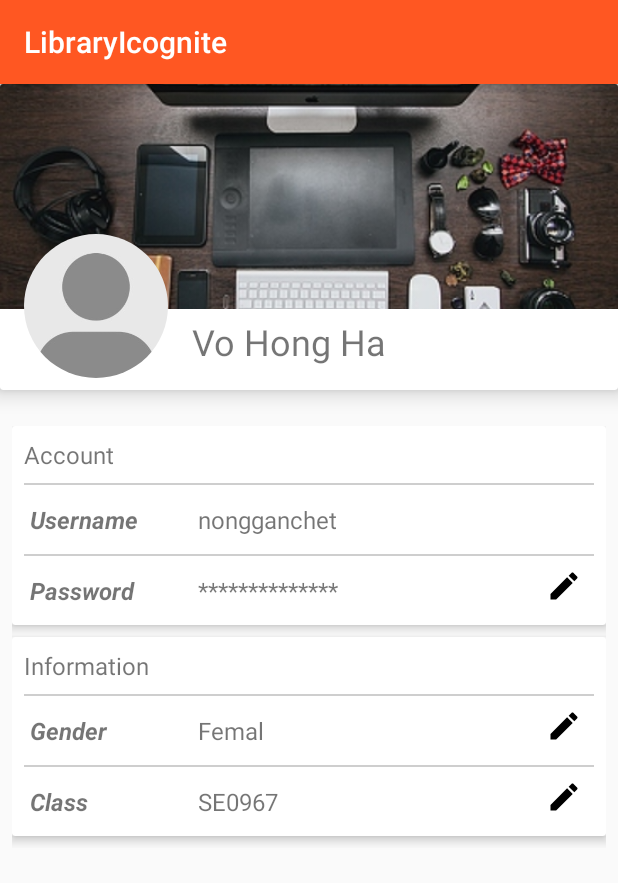
After one commit to kyokid/JWL, an Android app: the ProfileActivity screen opened directly, with no data from a screen before it, on a phone screen of 412 x 824 dp. The commit adds this screen. Shown: the top 883 px of the screen. Run offline under Robolectric (Android 15) with nearby library versions, the phone set to English and light mode, and no system bars; our stand-ins replace CircleImageView.

Commit message:
UI profile

```diff
--- a/Mobile_App/Android/CapstoneLibrary/app/build.gradle
+++ b/Mobile_App/Android/CapstoneLibrary/app/build.gradle
@@ -31,7 +31,8 @@ dependencies {
     apt 'com.jakewharton:butterknife-compiler:8.4.0'
     compile 'com.squareup.retrofit2:retrofit:2.1.0'
     compile 'com.squareup.retrofit2:converter-gson:2.1.0'
-
     compile 'com.google.code.gson:gson:2.4'
     compile 'de.hdodenhof:circleimageview:2.1.0'
+    compile 'com.android.support:cardview-v7:25.0.1'
+    compile 'de.hdodenhof:circleimageview:2.1.0'
 }
--- a/Mobile_App/Android/CapstoneLibrary/app/src/main/java/com/auto/jarvis/libraryicognite/MainActivity.java
+++ b/Mobile_App/Android/CapstoneLibrary/app/src/main/java/com/auto/jarvis/libraryicognite/MainActivity.java
@@ -27,6 +27,8 @@ public class MainActivity extends AppCompatActivity implements Callback<List<Use
     @BindView(R.id.btnLogin)
     Button btnLogin;
 
+    @BindView(R.id.btnRegister)
+    Button btnREgister;
     @BindView(R.id.etUsername)
     EditText etUsername;
 
@@ -87,6 +89,12 @@ public class MainActivity extends AppCompatActivity implements Callback<List<Use
 
             }
         });
+        btnREgister.setOnClickListener(new View.OnClickListener() {
+            @Override
+            public void onClick(View view) {
+                startActivity(ProfileActivity.getIntentNewTask(MainActivity.this));
+            }
+        });
     }
 
     @Override
--- /dev/null
+++ b/Mobile_App/Android/CapstoneLibrary/app/src/main/java/com/auto/jarvis/libraryicognite/ProfileActivity.java
@@ -0,0 +1,21 @@
+package com.auto.jarvis.libraryicognite;
+
+import android.content.Context;
+import android.content.Intent;
+import android.os.Bundle;
+import android.support.v7.app.AppCompatActivity;
+
+public class ProfileActivity extends AppCompatActivity {
+
+    @Override
+    protected void onCreate(Bundle savedInstanceState) {
+        super.onCreate(savedInstanceState);
+        setContentView(R.layout.activity_profile);
+    }
+
+    public static Intent getIntentNewTask(Context context) {
+        Intent intent = new Intent(context, ProfileActivity.class);
+        intent.setFlags(Intent.FLAG_ACTIVITY_NEW_TASK | Intent.FLAG_ACTIVITY_CLEAR_TASK);
+        return intent;
+    }
+}
--- /dev/null
+++ b/Mobile_App/Android/CapstoneLibrary/app/src/main/res/drawable/ic_create_24dp.xml
@@ -0,0 +1,9 @@
+<vector xmlns:android="http://schemas.android.com/apk/res/android"
+        android:width="24dp"
+        android:height="24dp"
+        android:viewportWidth="24.0"
+        android:viewportHeight="24.0">
+    <path
+        android:fillColor="#FF000000"
+        android:pathData="M3,17.25V21h3.75L17.81,9.94l-3.75,-3.75L3,17.25zM20.71,7.04c0.39,-0.39 0.39,-1.02 0,-1.41l-2.34,-2.34c-0.39,-0.39 -1.02,-0.39 -1.41,0l-1.83,1.83 3.75,3.75 1.83,-1.83z"/>
+</vector>
--- /dev/null
+++ b/Mobile_App/Android/CapstoneLibrary/app/src/main/res/layout/activity_profile.xml
@@ -0,0 +1,230 @@
+<?xml version="1.0" encoding="utf-8"?>
+<RelativeLayout xmlns:android="http://schemas.android.com/apk/res/android"
+    xmlns:app="http://schemas.android.com/apk/res-auto"
+    xmlns:tools="http://schemas.android.com/tools"
+    android:id="@+id/activity_profile"
+    android:layout_width="match_parent"
+    android:layout_height="match_parent"
+    tools:context="com.auto.jarvis.libraryicognite.ProfileActivity">
+
+    <android.support.v7.widget.CardView
+        android:id="@+id/header"
+        android:layout_width="match_parent"
+        android:layout_height="wrap_content"
+        app:cardElevation="8dp">
+
+        <RelativeLayout
+            android:layout_width="match_parent"
+            android:layout_height="wrap_content">
+
+            <ImageView
+                android:id="@+id/ivCoverProfile"
+                android:layout_width="match_parent"
+                android:layout_height="150dp"
+                android:scaleType="centerCrop"
+                android:src="@drawable/cover_profile" />
+
+            <de.hdodenhof.circleimageview.CircleImageView
+                android:id="@+id/ivAvatar"
+                android:layout_width="96dp"
+                android:layout_height="96dp"
+                android:layout_marginBottom="8dp"
+                android:layout_marginLeft="16dp"
+                android:layout_marginTop="100dp"
+                android:src="@drawable/placeholder" />
+
+            <TextView
+                android:layout_width="wrap_content"
+                android:layout_height="wrap_content"
+                android:layout_alignBottom="@+id/ivAvatar"
+                android:layout_marginBottom="8dp"
+                android:layout_marginLeft="16dp"
+                android:layout_toRightOf="@+id/ivAvatar"
+                android:text="Vo Hong Ha"
+                android:textSize="24sp" />
+        </RelativeLayout>
+    </android.support.v7.widget.CardView>
+
+    <LinearLayout
+        android:layout_width="match_parent"
+        android:layout_height="wrap_content"
+        android:layout_below="@+id/header"
+        android:orientation="vertical"
+        android:layout_marginTop="16dp"
+        android:padding="8dp">
+
+        <android.support.v7.widget.CardView
+            android:layout_width="match_parent"
+            android:layout_height="wrap_content"
+            app:cardElevation="4dp">
+
+            <LinearLayout
+                android:layout_width="match_parent"
+                android:layout_height="wrap_content"
+                android:orientation="vertical"
+                android:padding="8dp">
+
+                <TextView
+                    android:id="@+id/tvInfoAccount"
+                    android:layout_width="wrap_content"
+                    android:layout_height="wrap_content"
+                    android:text="Account"
+                    android:textSize="16sp" />
+
+                <include layout="@layout/separate" />
+
+                <RelativeLayout
+                    android:layout_width="match_parent"
+                    android:layout_height="wrap_content">
+
+                    <TextView
+                        android:id="@+id/tvTitleUsername"
+                        android:layout_width="96dp"
+                        android:layout_height="wrap_content"
+                        android:padding="4dp"
+                        android:text="Username"
+                        android:textSize="16sp"
+                        android:textStyle="bold|italic" />
+
+                    <TextView
+                        android:id="@+id/tvUsername"
+                        android:layout_width="wrap_content"
+                        android:layout_height="wrap_content"
+                        android:layout_marginLeft="16dp"
+                        android:layout_toRightOf="@+id/tvTitleUsername"
+                        android:padding="4dp"
+                        android:text="nongganchet"
+                        android:textSize="16sp" />
+                </RelativeLayout>
+
+                <include layout="@layout/separate" />
+
+                <RelativeLayout
+                    android:layout_width="match_parent"
+                    android:layout_height="wrap_content">
+
+                    <TextView
+                        android:id="@+id/tvTitlePassword"
+                        android:layout_width="96dp"
+                        android:layout_height="wrap_content"
+                        android:padding="4dp"
+                        android:text="Password"
+                        android:textSize="16sp"
+                        android:textStyle="bold|italic" />
+
+                    <TextView
+                        android:id="@+id/tvPassword"
+                        android:layout_width="wrap_content"
+                        android:layout_height="wrap_content"
+                        android:layout_marginLeft="16dp"
+                        android:layout_toRightOf="@+id/tvTitlePassword"
+                        android:padding="4dp"
+                        android:text="**************"
+                        android:textSize="16sp" />
+
+                    <ImageView
+                        android:layout_width="wrap_content"
+                        android:layout_height="wrap_content"
+                        android:layout_alignParentRight="true"
+                        android:layout_centerHorizontal="true"
+                        android:layout_marginRight="8dp"
+                        android:src="@drawable/ic_create_24dp" />
+                </RelativeLayout>
+
+            </LinearLayout>
+
+        </android.support.v7.widget.CardView>
+
+        <android.support.v7.widget.CardView
+            android:layout_marginTop="8dp"
+            android:layout_width="match_parent"
+            android:layout_height="wrap_content"
+            app:cardElevation="4dp"
+            android:layout_marginBottom="8dp">
+
+            <LinearLayout
+                android:layout_width="match_parent"
+                android:layout_height="wrap_content"
+                android:orientation="vertical"
+                android:padding="8dp">
+
+                <TextView
+                    android:id="@+id/tvInfo"
+                    android:layout_width="wrap_content"
+                    android:layout_height="wrap_content"
+                    android:text="Information"
+                    android:textSize="16sp" />
+
+                <include layout="@layout/separate" />
+
+                <RelativeLayout
+                    android:layout_width="match_parent"
+                    android:layout_height="wrap_content">
+
+                    <TextView
+                        android:id="@+id/tvTitleGender"
+                        android:layout_width="96dp"
+                        android:layout_height="wrap_content"
+                        android:padding="4dp"
+                        android:text="Gender"
+                        android:textSize="16sp"
+                        android:textStyle="bold|italic" />
+
+                    <TextView
+                        android:id="@+id/tvGender"
+                        android:layout_width="wrap_content"
+                        android:layout_height="wrap_content"
+                        android:layout_marginLeft="16dp"
+                        android:layout_toRightOf="@+id/tvTitleGender"
+                        android:padding="4dp"
+                        android:text="Femal"
+                        android:textSize="16sp" />
+
+                    <ImageView
+                        android:layout_width="wrap_content"
+                        android:layout_height="wrap_content"
+                        android:layout_alignParentRight="true"
+                        android:layout_centerHorizontal="true"
+                        android:layout_marginRight="8dp"
+                        android:src="@drawable/ic_create_24dp" />
+                </RelativeLayout>
+
+                <include layout="@layout/separate" />
+
+                <RelativeLayout
+                    android:layout_width="match_parent"
+                    android:layout_height="wrap_content">
+
+                    <TextView
+                        android:id="@+id/tvTitleClass"
+                        android:layout_width="96dp"
+                        android:layout_height="wrap_content"
+                        android:padding="4dp"
+                        android:text="Class"
+                        android:textSize="16sp"
+                        android:textStyle="bold|italic" />
+
+                    <TextView
+                        android:id="@+id/tvClass"
+                        android:layout_width="wrap_content"
+                        android:layout_height="wrap_content"
+                        android:layout_marginLeft="16dp"
+                        android:layout_toRightOf="@+id/tvTitleClass"
+                        android:padding="4dp"
+                        android:text="SE0967"
+                        android:textSize="16sp" />
+
+                    <ImageView
+                        android:layout_width="wrap_content"
+                        android:layout_height="wrap_content"
+                        android:layout_alignParentRight="true"
+                        android:layout_centerHorizontal="true"
+                        android:layout_marginRight="8dp"
+                        android:src="@drawable/ic_create_24dp" />
+                </RelativeLayout>
+
+            </LinearLayout>
+
+        </android.support.v7.widget.CardView>
+    </LinearLayout>
+</RelativeLayout>
--- /dev/null
+++ b/Mobile_App/Android/CapstoneLibrary/app/src/main/res/layout/separate.xml
@@ -0,0 +1,8 @@
+<?xml version="1.0" encoding="utf-8"?>
+<LinearLayout xmlns:android="http://schemas.android.com/apk/res/android"
+    android:layout_width="match_parent"
+    android:layout_height="1dp"
+    android:background="#cecece"
+    android:orientation="vertical"
+    android:layout_marginTop="8dp"
+    android:layout_marginBottom="8dp"/>
```
Also changed, not shown: Mobile_App/Android/CapstoneLibrary/app/src/main/AndroidManifest.xml (+5 -3 lines), Mobile_App/Android/CapstoneLibrary/app/src/main/res/drawable/cover_profile.jpg (added), Mobile_App/Android/CapstoneLibrary/app/src/main/res/drawable/placeholder.jpg (added).
